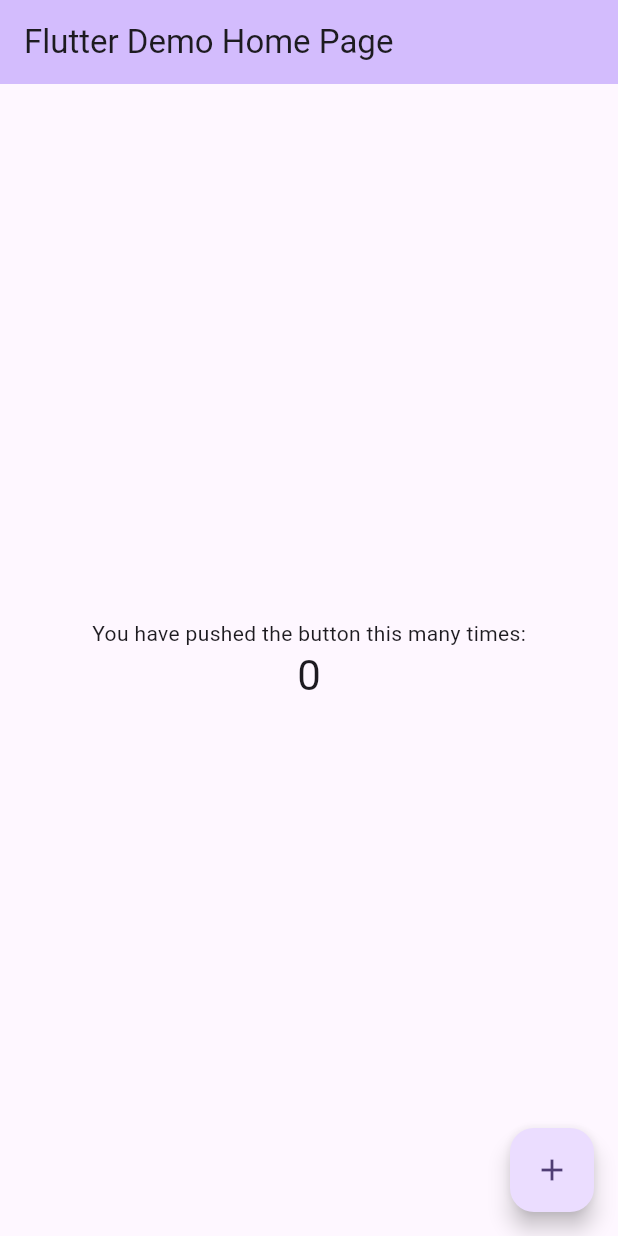
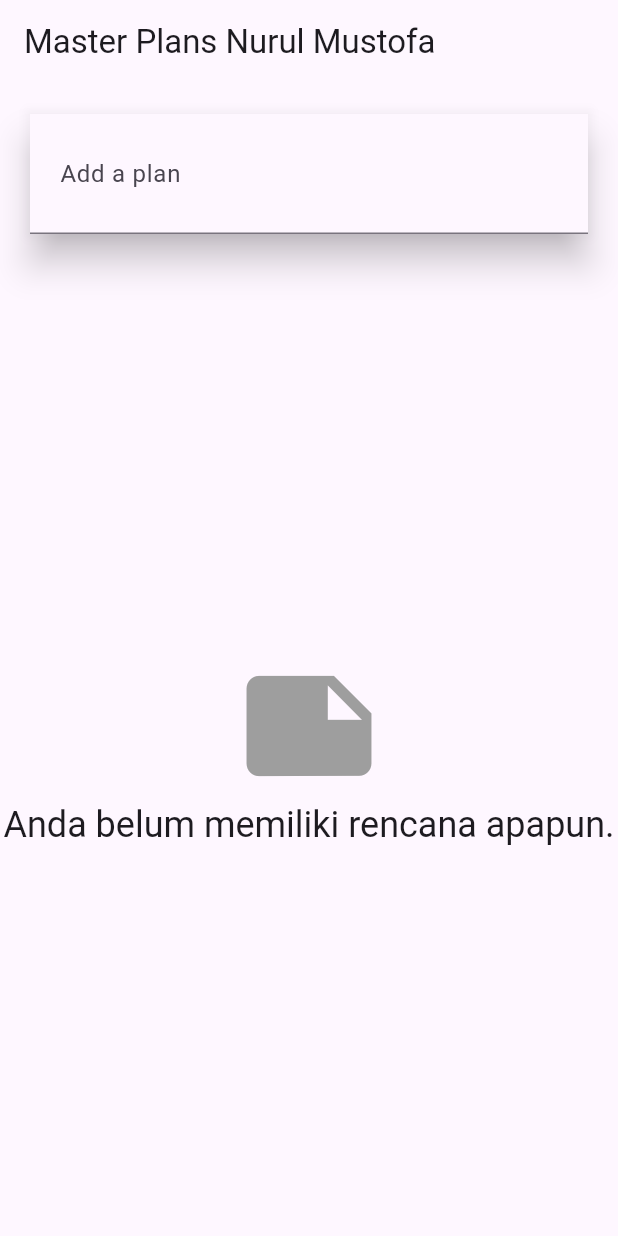
Before and after one commit to nioke-dev/Pemrograman-Mobile, a Flutter app: the screen it shows after launch, on a phone screen of 412 x 824 dp. Run offline on Flutter 3.47's test engine with Material 3 defaults, Android fonts, the phone set to English and light mode, and no system bars.

Commit message:
master_plan

```diff
--- a/master_plan/lib/main.dart
+++ b/master_plan/lib/main.dart
@@ -1,125 +1,25 @@
 import 'package:flutter/material.dart';
+import 'package:master_plan/models/plan.dart';
+import 'package:master_plan/provider/plan_provider.dart';
+import 'package:master_plan/views/plan_screen.dart';
+import 'package:master_plan/views/plan_creator_screen.dart';
 
-void main() {
-  runApp(const MyApp());
-}
+void main() => runApp(MasterPlanApp());
 
-class MyApp extends StatelessWidget {
-  const MyApp({super.key});
+class MasterPlanApp extends StatelessWidget {
+  const MasterPlanApp({super.key});
 
-  // This widget is the root of your application.
   @override
   Widget build(BuildContext context) {
-    return MaterialApp(
-      title: 'Flutter Demo',
-      theme: ThemeData(
-        // This is the theme of your application.
-        //
-        // TRY THIS: Try running your application with "flutter run". You'll see
-        // the application has a purple toolbar. Then, without quitting the app,
-        // try changing the seedColor in the colorScheme below to Colors.green
-        // and then invoke "hot reload" (save your changes or press the "hot
-        // reload" button in a Flutter-supported IDE, or press "r" if you used
-        // the command line to start the app).
-        //
-        // Notice that the counter didn't reset back to zero; the application
-        // state is not lost during the reload. To reset the state, use hot
-        // restart instead.
-        //
-        // This works for code too, not just values: Most code changes can be
-        // tested with just a hot reload.
-        colorScheme: ColorScheme.fromSeed(seedColor: Colors.deepPurple),
-        useMaterial3: true,
+    return PlanProvider(
+      notifier: ValueNotifier<List<Plan>>(const []),
+      child: MaterialApp(
+        title: 'State management app',
+        theme: ThemeData(
+          primarySwatch: Colors.blue,
+        ),
+        home: const PlanCreatorScreen(),
       ),
-      home: const MyHomePage(title: 'Flutter Demo Home Page'),
     );
   }
 }
-
-class MyHomePage extends StatefulWidget {
-  const MyHomePage({super.key, required this.title});
-
-  // This widget is the home page of your application. It is stateful, meaning
-  // that it has a State object (defined below) that contains fields that affect
-  // how it looks.
-
-  // This class is the configuration for the state. It holds the values (in this
-  // case the title) provided by the parent (in this case the App widget) and
-  // used by the build method of the State. Fields in a Widget subclass are
-  // always marked "final".
-
-  final String title;
-
-  @override
-  State<MyHomePage> createState() => _MyHomePageState();
-}
-
-class _MyHomePageState extends State<MyHomePage> {
-  int _counter = 0;
-
-  void _incrementCounter() {
-    setState(() {
-      // This call to setState tells the Flutter framework that something has
-      // changed in this State, which causes it to rerun the build method below
-      // so that the display can reflect the updated values. If we changed
-      // _counter without calling setState(), then the build method would not be
-      // called again, and so nothing would appear to happen.
-      _counter++;
-    });
-  }
-
-  @override
-  Widget build(BuildContext context) {
-    // This method is rerun every time setState is called, for instance as done
-    // by the _incrementCounter method above.
-    //
-    // The Flutter framework has been optimized to make rerunning build methods
-    // fast, so that you can just rebuild anything that needs updating rather
-    // than having to individually change instances of widgets.
-    return Scaffold(
-      appBar: AppBar(
-        // TRY THIS: Try changing the color here to a specific color (to
-        // Colors.amber, perhaps?) and trigger a hot reload to see the AppBar
-        // change color while the other colors stay the same.
-        backgroundColor: Theme.of(context).colorScheme.inversePrimary,
-        // Here we take the value from the MyHomePage object that was created by
-        // the App.build method, and use it to set our appbar title.
-        title: Text(widget.title),
-      ),
-      body: Center(
-        // Center is a layout widget. It takes a single child and positions it
-        // in the middle of the parent.
-        child: Column(
-          // Column is also a layout widget. It takes a list of children and
-          // arranges them vertically. By default, it sizes itself to fit its
-          // children horizontally, and tries to be as tall as its parent.
-          //
-          // Column has various properties to control how it sizes itself and
-          // how it positions its children. Here we use mainAxisAlignment to
-          // center the children vertically; the main axis here is the vertical
-          // axis because Columns are vertical (the cross axis would be
-          // horizontal).
-          //
-          // TRY THIS: Invoke "debug painting" (choose the "Toggle Debug Paint"
-          // action in the IDE, or press "p" in the console), to see the
-          // wireframe for each widget.
-          mainAxisAlignment: MainAxisAlignment.center,
-          children: <Widget>[
-            const Text(
-              'You have pushed the button this many times:',
-            ),
-            Text(
-              '$_counter',
-              style: Theme.of(context).textTheme.headlineMedium,
-            ),
-          ],
-        ),
-      ),
-      floatingActionButton: FloatingActionButton(
-        onPressed: _incrementCounter,
-        tooltip: 'Increment',
-        child: const Icon(Icons.add),
-      ), // This trailing comma makes auto-formatting nicer for build methods.
-    );
-  }
-}
--- /dev/null
+++ b/master_plan/lib/models/data_layer.dart
@@ -0,0 +1,2 @@
+export 'plan.dart';
+export 'task.dart';
--- /dev/null
+++ b/master_plan/lib/models/plan.dart
@@ -0,0 +1,13 @@
+import 'task.dart';
+
+class Plan {
+  final String name;
+  final List<Task> tasks;
+
+  const Plan({this.name = '', this.tasks = const []});
+  // Langkah 3 praktikum 2
+  int get completedCount => tasks.where((task) => task.complete).length;
+
+  String get completenessMessage =>
+      '$completedCount out of ${tasks.length} tasks';
+}
--- /dev/null
+++ b/master_plan/lib/models/task.dart
@@ -0,0 +1,9 @@
+class Task {
+  final String description;
+  final bool complete;
+
+  const Task({
+    this.complete = false,
+    this.description = '',
+  });
+}
--- /dev/null
+++ b/master_plan/lib/provider/plan_provider.dart
@@ -0,0 +1,16 @@
+import 'package:flutter/material.dart';
+import '../models/data_layer.dart';
+
+class PlanProvider extends InheritedNotifier<ValueNotifier<List<Plan>>> {
+  const PlanProvider(
+      {super.key,
+      required Widget child,
+      required ValueNotifier<List<Plan>> notifier})
+      : super(child: child, notifier: notifier);
+
+  static ValueNotifier<List<Plan>> of(BuildContext context) {
+    return context
+        .dependOnInheritedWidgetOfExactType<PlanProvider>()!
+        .notifier!;
+  }
+}
--- /dev/null
+++ b/master_plan/lib/views/plan_creator_screen.dart
@@ -0,0 +1,89 @@
+import 'package:flutter/material.dart';
+import 'package:master_plan/models/data_layer.dart';
+import 'package:master_plan/provider/plan_provider.dart';
+import 'plan_screen.dart';
+
+class PlanCreatorScreen extends StatefulWidget {
+  const PlanCreatorScreen({super.key});
+
+  @override
+  _PlanCreatorScreenState createState() => _PlanCreatorScreenState();
+}
+
+class _PlanCreatorScreenState extends State<PlanCreatorScreen> {
+  final textController = TextEditingController();
+
+  @override
+  Widget build(BuildContext context) {
+    return Scaffold(
+      // ganti ‘Namaku' dengan nama panggilan Anda
+      appBar: AppBar(title: const Text('Master Plans Nurul Mustofa')),
+      body: Column(children: [
+        _buildListCreator(),
+        Expanded(child: _buildMasterPlans())
+      ]),
+    );
+  }
+
+  @override
+  void dispose() {
+    textController.dispose();
+    super.dispose();
+  }
+
+  Widget _buildListCreator() {
+    return Padding(
+        padding: const EdgeInsets.all(20.0),
+        child: Material(
+          color: Theme.of(context).cardColor,
+          elevation: 10,
+          child: TextField(
+              controller: textController,
+              decoration: const InputDecoration(
+                  labelText: 'Add a plan', contentPadding: EdgeInsets.all(20)),
+              onEditingComplete: addPlan),
+        ));
+  }
+
+  void addPlan() {
+    final text = textController.text;
+    if (text.isEmpty) {
+      return;
+    }
+    final plan = Plan(name: text, tasks: []);
+    ValueNotifier<List<Plan>> planNotifier = PlanProvider.of(context);
+    planNotifier.value = List<Plan>.from(planNotifier.value)..add(plan);
+    textController.clear();
+    FocusScope.of(context).requestFocus(FocusNode());
+    setState(() {});
+  }
+
+  Widget _buildMasterPlans() {
+    ValueNotifier<List<Plan>> planNotifier = PlanProvider.of(context);
+    List<Plan> plans = planNotifier.value;
+
+    if (plans.isEmpty) {
+      return Column(
+          mainAxisAlignment: MainAxisAlignment.center,
+          children: <Widget>[
+            const Icon(Icons.note, size: 100, color: Colors.grey),
+            Text('Anda belum memiliki rencana apapun.',
+                style: Theme.of(context).textTheme.headlineSmall)
+          ]);
+    }
+    return ListView.builder(
+        itemCount: plans.length,
+        itemBuilder: (context, index) {
+          final plan = plans[index];
+          return ListTile(
+              title: Text(plan.name),
+              subtitle: Text(plan.completenessMessage),
+              onTap: () {
+                Navigator.of(context).push(MaterialPageRoute(
+                    builder: (_) => PlanScreen(
+                          plan: plan,
+                        )));
+              });
+        });
+  }
+}
--- /dev/null
+++ b/master_plan/lib/views/plan_screen.dart
@@ -0,0 +1,141 @@
+import '../models/data_layer.dart';
+import 'package:flutter/material.dart';
+import 'package:master_plan/provider/plan_provider.dart';
+
+class PlanScreen extends StatefulWidget {
+  final Plan plan;
+  const PlanScreen({super.key, required this.plan});
+
+  @override
+  State createState() => _PlanScreenState();
+}
+
+class _PlanScreenState extends State<PlanScreen> {
+  late ScrollController scrollController;
+
+  @override
+  void initState() {
+    super.initState();
+    scrollController = ScrollController()
+      ..addListener(() {
+        FocusScope.of(context).requestFocus(FocusNode());
+      });
+  }
+
+  @override
+  Widget build(BuildContext context) {
+    ValueNotifier<List<Plan>> plansNotifier = PlanProvider.of(context);
+
+    return Scaffold(
+      appBar: AppBar(title: Text(widget.plan.name)),
+      body: ValueListenableBuilder<List<Plan>>(
+        valueListenable: plansNotifier,
+        builder: (context, plans, child) {
+          Plan currentPlan =
+              plans.firstWhere((p) => p.name == widget.plan.name);
+          return Column(
+            children: [
+              Expanded(child: _buildList(currentPlan)),
+              SafeArea(child: Text(currentPlan.completenessMessage)),
+            ],
+          );
+        },
+      ),
+      floatingActionButton: ValueListenableBuilder<List<Plan>>(
+        valueListenable: plansNotifier,
+        builder: (context, plans, child) {
+          Plan currentPlan =
+              plans.firstWhere((p) => p.name == widget.plan.name);
+          return _buildAddTaskButton(context, currentPlan);
+        },
+      ),
+    );
+  }
+
+  Widget _buildAddTaskButton(BuildContext context, Plan currentPlan) {
+    ValueNotifier<List<Plan>> planNotifier = PlanProvider.of(context);
+
+    return FloatingActionButton(
+      child: const Icon(Icons.add),
+      onPressed: () {
+        int planIndex =
+            planNotifier.value.indexWhere((p) => p.name == currentPlan.name);
+        if (planIndex >= 0) {
+          List<Plan> updatedPlans = List<Plan>.from(planNotifier.value);
+          List<Task> updatedTasks = List<Task>.from(currentPlan.tasks);
+
+          updatedTasks.add(Task(description: '', complete: false));
+
+          updatedPlans[planIndex] = Plan(
+            name: currentPlan.name,
+            tasks: updatedTasks,
+          );
+          planNotifier.value = updatedPlans;
+        }
+      },
+    );
+  }
+
+  Widget _buildList(Plan currentPlan) {
+    return ListView.builder(
+      controller: scrollController,
+      itemCount: currentPlan.tasks.length,
+      itemBuilder: (context, index) =>
+          _buildTaskTile(currentPlan.tasks[index], index, context, currentPlan),
+    );
+  }
+
+  Widget _buildTaskTile(
+      Task task, int index, BuildContext context, Plan currentPlan) {
+    ValueNotifier<List<Plan>> planNotifier = PlanProvider.of(context);
+
+    return ListTile(
+      leading: Checkbox(
+        value: task.complete,
+        onChanged: (selected) {
+          int planIndex =
+              planNotifier.value.indexWhere((p) => p.name == currentPlan.name);
+          if (planIndex >= 0) {
+            List<Plan> updatedPlans = List<Plan>.from(planNotifier.value);
+            List<Task> updatedTasks = List<Task>.from(currentPlan.tasks);
+
+            updatedTasks[index] = Task(
+              description: task.description,
+              complete: selected ?? false,
+            );
+
+            updatedPlans[planIndex] = Plan(
+              name: currentPlan.name,
+              tasks: updatedTasks,
+            );
+
+            planNotifier.value = updatedPlans;
+          }
+        },
+      ),
+      title: TextFormField(
+        initialValue: task.description,
+        onChanged: (text) {
+          int planIndex =
+              planNotifier.value.indexWhere((p) => p.name == currentPlan.name);
+          if (planIndex >= 0) {
+            List<Plan> updatedPlans = List<Plan>.from(planNotifier.value);
+            List<Task> updatedTasks = List<Task>.from(currentPlan.tasks);
+
+            updatedTasks[index] = Task(
+              description: text,
+              complete: task.complete,
+            );
+
+            updatedPlans[planIndex] = Plan(
+              name: currentPlan.name,
+              tasks: updatedTasks,
+            );
+
+            planNotifier.value = updatedPlans;
+          }
+        },
+      ),
+    );
+  }
+}
```
Also changed, not shown: master_plan/image_documentation/langkah1.png (added), master_plan/image_documentation/praktikum2langkah4.png (added), master_plan/image_documentation/tugas1.png (added), 3 other files.
